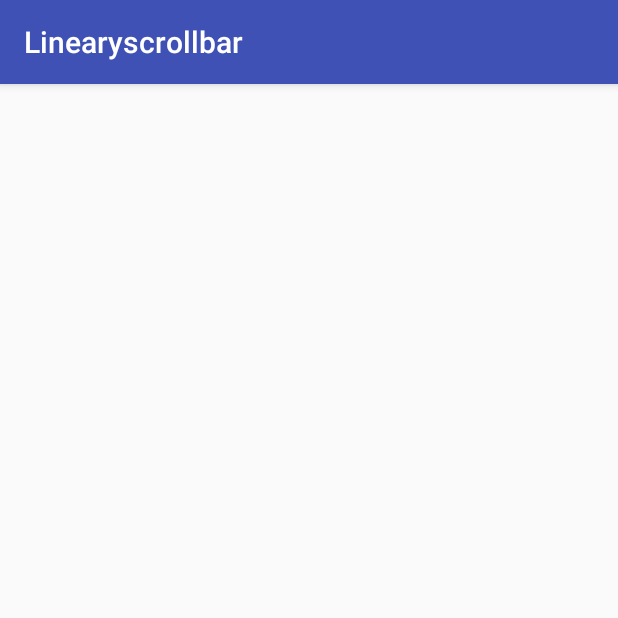
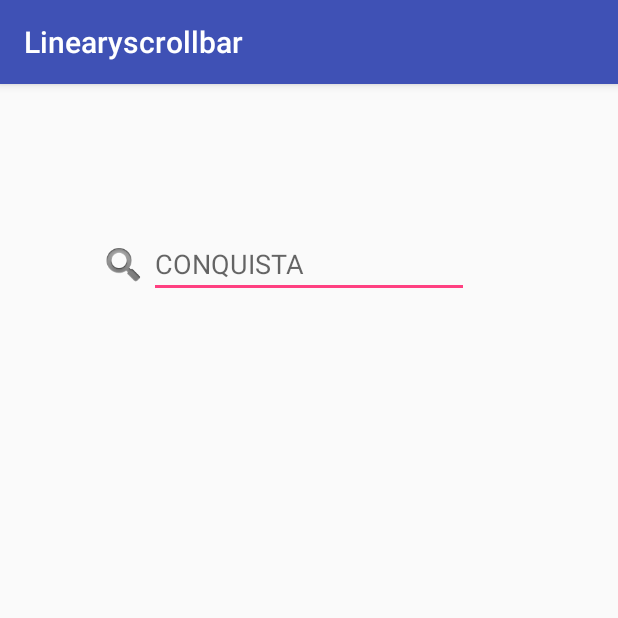
Before and after one commit to ChrisR1999/Smite, an Android app: the screen it shows after launch (MainActivity), on a phone screen of 412 x 824 dp, the top half of it. Run offline under Robolectric (Android 15) with nearby library versions, the phone set to English and light mode, and no system bars; 5 statements that could not run were skipped.

Commit message:
putogatonomedices
joto

```diff
--- a/app/src/main/AndroidManifest.xml
+++ b/app/src/main/AndroidManifest.xml
@@ -1,6 +1,7 @@
 <?xml version="1.0" encoding="utf-8"?>
 <manifest xmlns:android="http://schemas.android.com/apk/res/android"
     package="com.arturo.linearyscrollbar">
+
 
     <application
         android:allowBackup="true"
--- a/app/src/main/java/com/arturo/linearyscrollbar/Buscar.java
+++ b/app/src/main/java/com/arturo/linearyscrollbar/Buscar.java
@@ -28,6 +28,7 @@ public class Buscar extends AppCompatActivity {
     protected void onCreate(Bundle savedInstanceState) {
         super.onCreate(savedInstanceState);
         setContentView(R.layout.activity_buscar);
+        //getActionBar().hide();
 
         final ImageView btn = new ImageView(this);
         int id = getIntent().getIntExtra("id", 0);
--- a/app/src/main/java/com/arturo/linearyscrollbar/MainActivity.java
+++ b/app/src/main/java/com/arturo/linearyscrollbar/MainActivity.java
@@ -25,6 +25,7 @@ public  class MainActivity extends AppCompatActivity  {
     protected void onCreate(Bundle savedInstanceState) {
         super.onCreate(savedInstanceState);
         setContentView(R.layout.activity_main);
+        //getActionBar().hide();
 
         linear = (LinearLayout)findViewById(R.id.Linear1);
         et1 = new EditText(this);
@@ -37,7 +38,6 @@ public  class MainActivity extends AppCompatActivity  {
         ArrayList<ModeloDioses> model = controlador.getAllGods();
         if (model != null) {
             for (final ModeloDioses m : model) {
-                Toast.makeText(this, String.valueOf(model.size()), Toast.LENGTH_SHORT).show();
                 final ImageButton btn = new ImageButton(this);
                 final String resourceRoute = m.getResourceImage();
                 final int id = m.getGodId();
--- a/app/src/main/res/layout/activity_main.xml
+++ b/app/src/main/res/layout/activity_main.xml
@@ -5,6 +5,11 @@
     android:layout_width="match_parent"
     android:layout_height="match_parent"
     tools:context=".MainActivity">
+
+    <LinearLayout
+        android:layout_width="match_parent"
+        android:layout_height="match_parent"
+        android:orientation="vertical">
 
         <ScrollView
             android:layout_width="match_parent"
@@ -17,4 +22,58 @@
                 android:orientation="vertical" />
         </ScrollView>
 
+        <LinearLayout
+            android:layout_width="match_parent"
+            android:layout_height="match_parent"
+            android:layout_alignParentStart="true"
+            android:layout_alignParentTop="true"
+            android:orientation="horizontal">
+
+            <Button
+                android:id="@+id/button3"
+                android:layout_width="wrap_content"
+                android:layout_height="wrap_content"
+                android:layout_weight="1"
+                android:text="Button" />
+
+            <ImageView
+                android:id="@+id/imageView"
+                android:layout_width="220dp"
+                android:layout_height="99dp"
+                android:layout_alignParentTop="true"
+                android:layout_centerHorizontal="true"
+                android:layout_weight="1"
+                app:srcCompat="@mipmap/logo" />
+
+            <Button
+                android:id="@+id/button2"
+                android:layout_width="wrap_content"
+                android:layout_height="50dp"
+                android:layout_weight="1"
+                android:text="Button" />
+        </LinearLayout>
+
+    </LinearLayout>
+
+    <EditText
+        android:id="@+id/txt_buscardios"
+        android:layout_width="wrap_content"
+        android:layout_height="wrap_content"
+        android:layout_alignParentTop="true"
+        android:layout_centerHorizontal="true"
+        android:layout_marginTop="97dp"
+        android:ems="10"
+        android:hint="@string/conquista"
+        android:inputType="textPersonName" />
+
+    <ImageView
+        android:id="@+id/imageView2"
+        android:layout_width="34dp"
+        android:layout_height="31dp"
+        android:layout_alignParentTop="true"
+        android:layout_marginTop="105dp"
+        android:layout_toStartOf="@+id/txt_buscardios"
+        android:layout_weight="1"
+        app:srcCompat="@android:drawable/ic_search_category_default" />
+
 </RelativeLayout>
--- a/app/src/main/res/values/strings.xml
+++ b/app/src/main/res/values/strings.xml
@@ -7,4 +7,5 @@
     <string name="conquista">CONQUISTA</string>
     <string name="justa">JUSTA</string>
     <string name="clash">CLASH</string>
+    <string-array name="buscardios">Buscar un dios</string-array>
 </resources>
```
Also changed, not shown: app/src/main/res/mipmap-mdpi/logo.png (added), 1 other file. Lines whose indentation alone changed are shown as unchanged.
